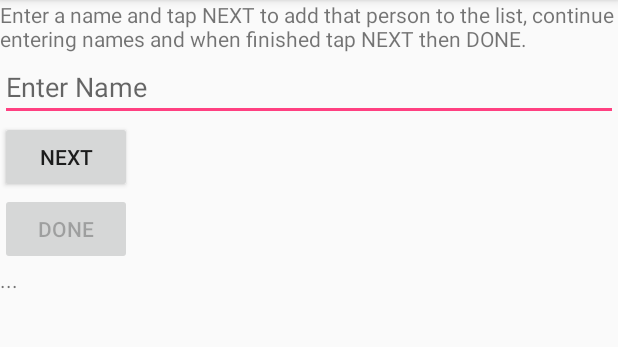
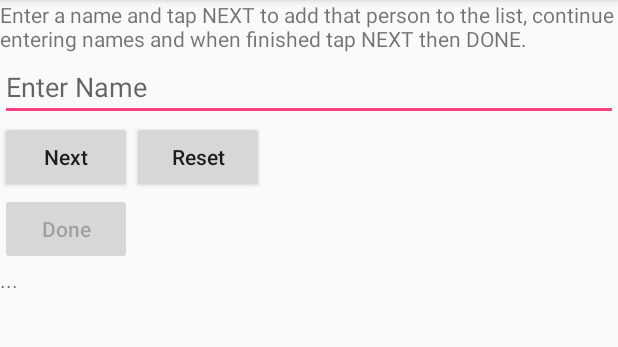
Before and after one commit to developingAlex/SecretSanta, an Android app: the screen it shows after launch (MainActivity), on a phone screen of 412 x 824 dp, the part 84-431 px from its top. Run offline under Robolectric (Android 15) with nearby library versions, the phone set to English and light mode, and no system bars.

Commit message:
fixed bugs cleaned code and added custom icon

```diff
--- a/app/src/main/res/layout/activity_main.xml
+++ b/app/src/main/res/layout/activity_main.xml
@@ -22,22 +22,41 @@
         <requestFocus />
     </EditText>
 
-    <Button
-        android:id="@+id/NEXTButton"
+    <LinearLayout xmlns:android="http://schemas.android.com/apk/res/android"
+        xmlns:tools="http://schemas.android.com/tools"
+        android:id="@+id/buttonLayout"
         android:layout_width="wrap_content"
         android:layout_height="wrap_content"
-        android:onClick="NEXTClicked"
-        android:text="@string/text_on_Next_button" />
+        android:orientation="horizontal"
+        tools:context="com.example.user1.secretsanta.MainActivity">
+
+        <Button
+            android:id="@+id/NEXTButton"
+            android:layout_width="wrap_content"
+            android:layout_height="wrap_content"
+            android:onClick="NEXTClicked"
+            android:textAllCaps="false"
+            android:text="@string/text_on_Next_button" />
+
+        <Button
+            android:id="@+id/RESETButton"
+            android:layout_width="wrap_content"
+            android:layout_height="wrap_content"
+            android:onClick="RESETClicked"
+            android:textAllCaps="false"
+            android:text="@string/text_on_Reset_button" />
+    </LinearLayout>
 
     <Button
         android:id="@+id/DONEButton"
         android:layout_width="wrap_content"
         android:layout_height="wrap_content"
         android:onClick="DONEClicked"
+        android:textAllCaps="false"
         android:text="@string/text_on_Done_button" />
     <TextView
         android:id="@+id/dispensingTextView"
         android:layout_width="wrap_content"
         android:layout_height="wrap_content"
-        android:text="@string/initial_text_in_dispensing_label" />
+        android:text="@string/dispensing_label_initial_text" />
 </LinearLayout>
--- a/app/src/main/res/values/strings.xml
+++ b/app/src/main/res/values/strings.xml
@@ -1,10 +1,14 @@
 <resources>
     <string name="app_name">Secret Santa</string>
     <string name="instructive_labels_text">Enter a name and tap NEXT to add that person to the list, continue entering names and when finished tap NEXT then DONE.</string>
-    <string name="initial_text_in_dispensing_label">...</string>
+    <string name="dispensing_label_initial_text">...</string>
     <string name="text_on_Done_button">Done</string>
     <string name="text_on_Next_button">Next</string>
+    <string name="text_on_Reset_button">Reset</string>
     <string name="enter_name_fields_hint_text">Enter Name</string>
     <string name="enter_name_fields_initial_text"></string>
-    <string name="toastmsg_2nd_popup_after_a_finished_round">Press DONE again to reset the Secret Santa tool!</string>
+    <string name="toastmsg_1st_popup_after_a_finished_round">Finished!</string>
+    <string name="toastmsg_attempt_to_add_no_name">Enter a name in the field.</string>
+    <string name="toastmsg_attempt_to_add_name_again">cannot add the same name twice.</string>
+
 </resources>
```
Also changed, not shown: app/src/main/java/com/example/user1/secretsanta/ApplicationStateClass.java (+37 -71 lines), app/src/main/java/com/example/user1/secretsanta/MainActivity.java (+11 -8 lines), app/src/main/res/mipmap-hdpi/ic_launcher.png, app/src/main/res/mipmap-hdpi/ic_launcher_old.png (added), app/src/main/res/mipmap-mdpi/ic_launcher.png, app/src/main/res/mipmap-mdpi/ic_launcher_old.png (added), app/src/main/res/mipmap-xhdpi/ic_launcher.png, app/src/main/res/mipmap-xhdpi/ic_launcher_old.png (added), app/src/main/res/mipmap-xxhdpi/ic_launcher.png, app/src/main/res/mipmap-xxhdpi/ic_launcher_old.png (added), app/src/main/res/mipmap-xxxhdpi/ic_launcher.png, app/src/main/res/mipmap-xxxhdpi/ic_launcher_old.png (added), 1 other file.
